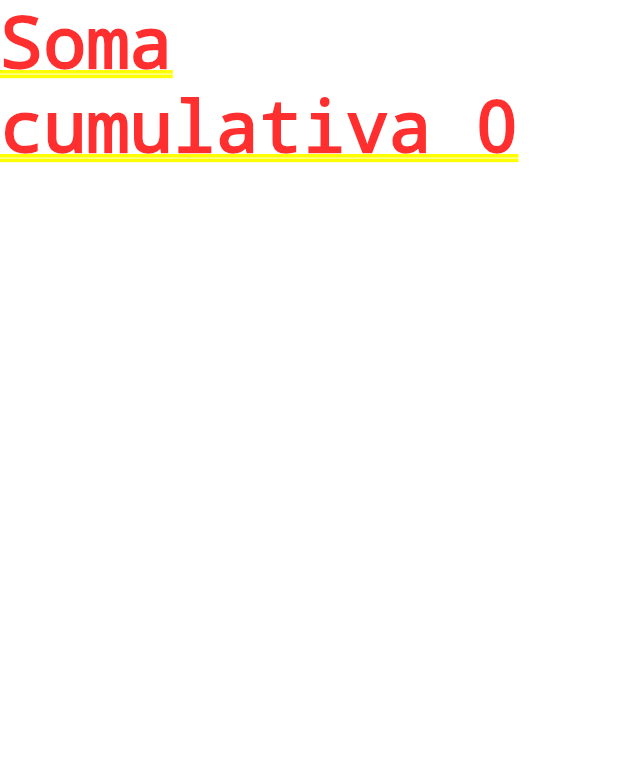
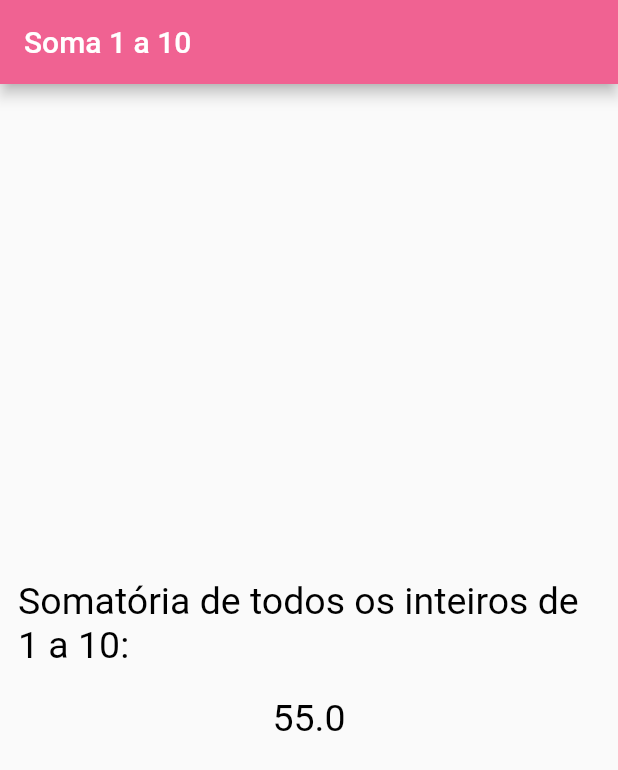
Before and after one commit to annasahu/exercicios_aula7, a Flutter app: the screen it shows after launch, on a phone screen of 412 x 824 dp. Shown: the top 770 px of the screen. Run offline on Flutter 3.47's test engine with Material 2 defaults, Android fonts, the phone set to English and light mode, and no system bars.

Commit message:
exercicio 3

```diff
--- a/exercicio3/lib/homepage.dart
+++ b/exercicio3/lib/homepage.dart
@@ -10,25 +10,31 @@ class HomePage extends StatefulWidget {
 }
 
 class HomePageState extends State<HomePage> {
-  num soma = 0;
+  double _soma = 1+2+3+4+5+6+7+8+9+10;
 
   @override
   Widget build(BuildContext context) {
-    return GestureDetector(
-      child: Text('Soma cumulativa $soma'),
-      onTap: () {
-        setState(() {
+    return Scaffold(
+      appBar: AppBar(
+        backgroundColor: Colors.pink.shade300,
+        title: const Text("Soma 1 a 10"),
+      ),
+      body: Container(
+        //ALINHAMENTO DOS WIDGETS
+        alignment: Alignment.center,
+        padding: const EdgeInsets.all(12.0),
 
-        });
-      },
+        child: Column(
+          mainAxisAlignment: MainAxisAlignment.center,
+          children: <Widget>[
+            Text("Somatória de todos os inteiros de 1 a 10:",
+                style: TextStyle(fontSize: 25, color: Colors.black)),
+            SizedBox(height: 20),
+            Text("$_soma",
+                style: TextStyle(fontSize: 25, color: Colors.black)),
+          ],
+        ),
+      ),
     );
   }
 }
-
-Function somatoria() {
-  int i = 0;
-  int soma = 0;
-  for (i = 1; i <= 10; i++) {
-    soma += soma;
-  }
-}
```
Also changed, not shown: exercicio3/lib/main.dart (line endings or trailing spaces).
